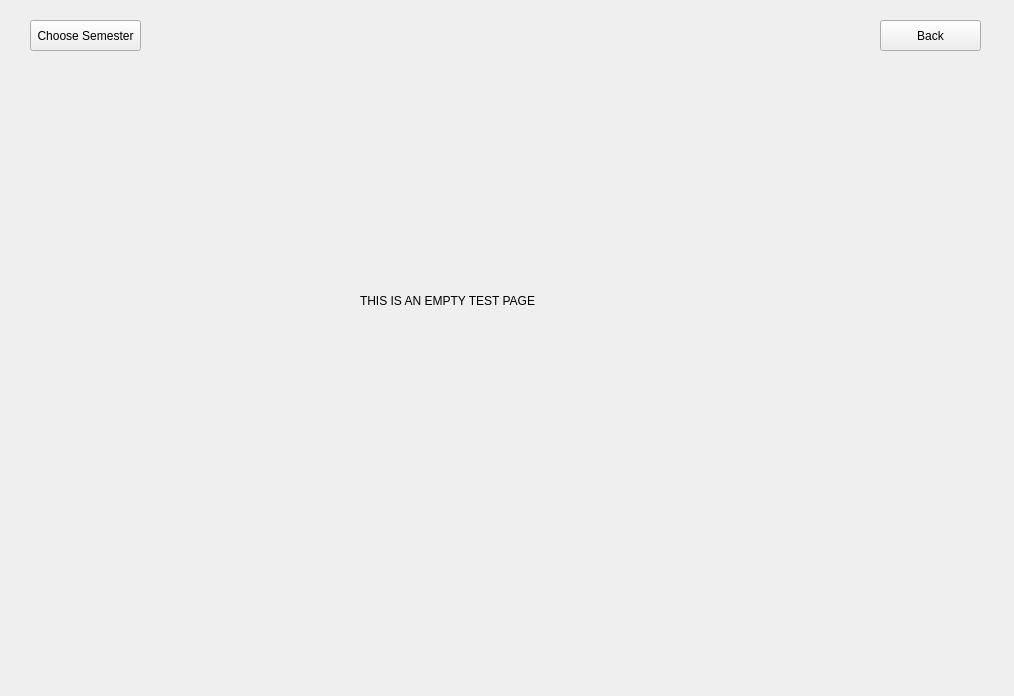
Old version of the form assets/full_ui_new.ui in the repository rcxwhiz/mymap-access-test.
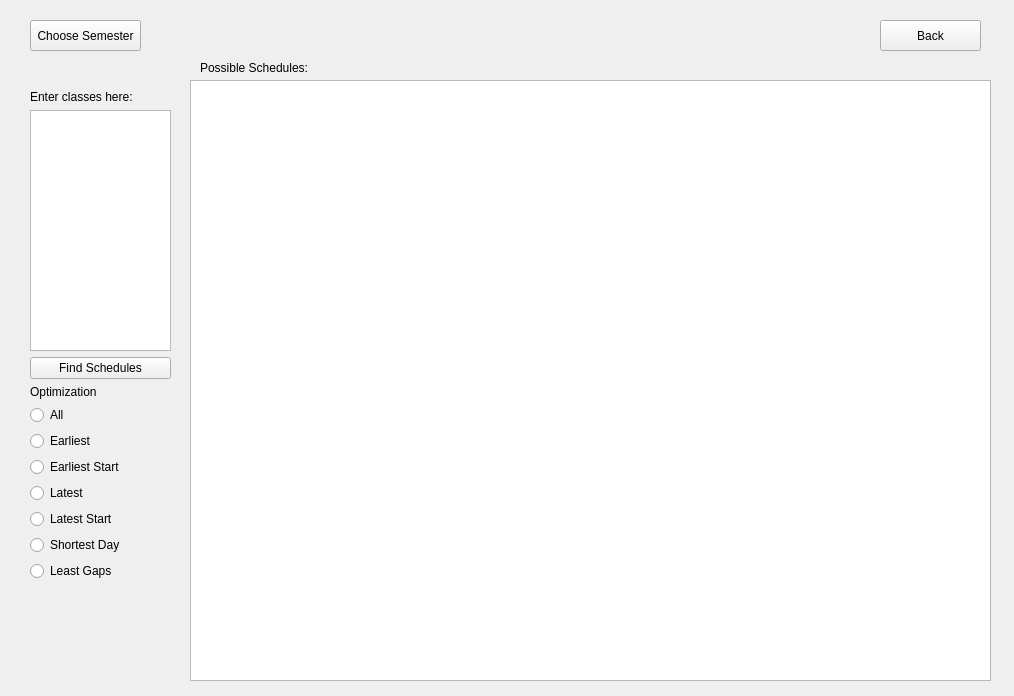
New version of the form. The open tabs and pages were chosen to show the change.

What changed in the file:
```diff
--- a/assets/full_ui_new.ui
+++ b/assets/full_ui_new.ui
@@ -383,19 +383,118 @@
        <string>Choose Semester</string>
       </property>
      </widget>
-     <widget class="QLabel" name="label_2">
+     <widget class="QTableWidget" name="tableWidget_2">
       <property name="geometry">
        <rect>
-        <x>350</x>
-        <y>220</y>
-        <width>241</width>
-        <height>141</height>
+        <x>180</x>
+        <y>70</y>
+        <width>801</width>
+        <height>601</height>
+       </rect>
+      </property>
+     </widget>
+     <widget class="QLabel" name="label_5">
+      <property name="geometry">
+       <rect>
+        <x>190</x>
+        <y>50</y>
+        <width>111</width>
+        <height>16</height>
        </rect>
       </property>
       <property name="text">
-       <string>THIS IS AN EMPTY TEST PAGE</string>
+       <string>Possible Schedules:</string>
       </property>
      </widget>
+     <widget class="QWidget" name="">
+      <property name="geometry">
+       <rect>
+        <x>20</x>
+        <y>80</y>
+        <width>141</width>
+        <height>491</height>
+       </rect>
+      </property>
+      <layout class="QVBoxLayout" name="verticalLayout_3">
+       <item>
+        <widget class="QLabel" name="label_2">
+         <property name="text">
+          <string>Enter classes here:</string>
+         </property>
+        </widget>
+       </item>
+       <item>
+        <widget class="QTextEdit" name="textEdit"/>
+       </item>
+       <item>
+        <widget class="QPushButton" name="pushButton">
+         <property name="text">
+          <string>Find Schedules</string>
+         </property>
+        </widget>
+       </item>
+       <item>
+        <widget class="QLabel" name="label_4">
+         <property name="text">
+          <string>Optimization</string>
+         </property>
+        </widget>
+       </item>
+       <item>
+        <layout class="QVBoxLayout" name="verticalLayout_2">
+         <item>
+          <widget class="QRadioButton" name="radioButton_3">
+           <property name="text">
+            <string>All</string>
+           </property>
+          </widget>
+         </item>
+         <item>
+          <widget class="QRadioButton" name="radioButton_2">
+           <property name="text">
+            <string>Earliest</string>
+           </property>
+          </widget>
+         </item>
+         <item>
+          <widget class="QRadioButton" name="radioButton">
+           <property name="text">
+            <string>Earliest Start</string>
+           </property>
+          </widget>
+         </item>
+         <item>
+          <widget class="QRadioButton" name="radioButton_4">
+           <property name="text">
+            <string>Latest</string>
+           </property>
+          </widget>
+         </item>
+         <item>
+          <widget class="QRadioButton" name="radioButton_5">
+           <property name="text">
+            <string>Latest Start</string>
+           </property>
+          </widget>
+         </item>
+         <item>
+          <widget class="QRadioButton" name="radioButton_7">
+           <property name="text">
+            <string>Shortest Day</string>
+           </property>
+          </widget>
+         </item>
+         <item>
+          <widget class="QRadioButton" name="radioButton_6">
+           <property name="text">
+            <string>Least Gaps</string>
+           </property>
+          </widget>
+         </item>
+        </layout>
+       </item>
+      </layout>
+     </widget>
     </widget>
     <widget class="QWidget" name="startPage">
      <widget class="QPushButton" name="advancedSearchButton">
```
Left out of the diff: 18 changed lines with no effect on the pictures.
